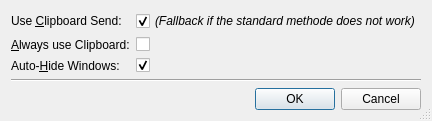
Old version of the form settingsdialog.ui in the repository Skycoder42/UniInsert.
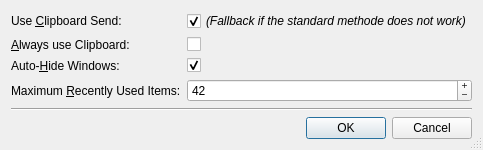
New version of the form.

Patch:
```diff
--- a/settingsdialog.ui
+++ b/settingsdialog.ui
@@ -9,8 +9,8 @@
    <rect>
     <x>0</x>
     <y>0</y>
-    <width>392</width>
-    <height>113</height>
+    <width>436</width>
+    <height>139</height>
    </rect>
   </property>
   <property name="windowTitle">
@@ -80,6 +80,38 @@
        </property>
       </widget>
      </item>
+     <item row="3" column="0">
+      <widget class="QLabel" name="maximumRecentlyUsedItemsLabel">
+       <property name="text">
+        <string>Maximum &amp;Recently Used Items:</string>
+       </property>
+       <property name="buddy">
+        <cstring>maximumRecentlyUsedItemsSpinBox</cstring>
+       </property>
+      </widget>
+     </item>
+     <item row="3" column="1">
+      <widget class="QSpinBox" name="maximumRecentlyUsedItemsSpinBox">
+       <property name="buttonSymbols">
+        <enum>QAbstractSpinBox::PlusMinus</enum>
+       </property>
+       <property name="specialValueText">
+        <string>Deactivated</string>
+       </property>
+       <property name="accelerated">
+        <bool>true</bool>
+       </property>
+       <property name="correctionMode">
+        <enum>QAbstractSpinBox::CorrectToNearestValue</enum>
+       </property>
+       <property name="maximum">
+        <number>1000</number>
+       </property>
+       <property name="value">
+        <number>42</number>
+       </property>
+      </widget>
+     </item>
     </layout>
    </item>
    <item>
```
